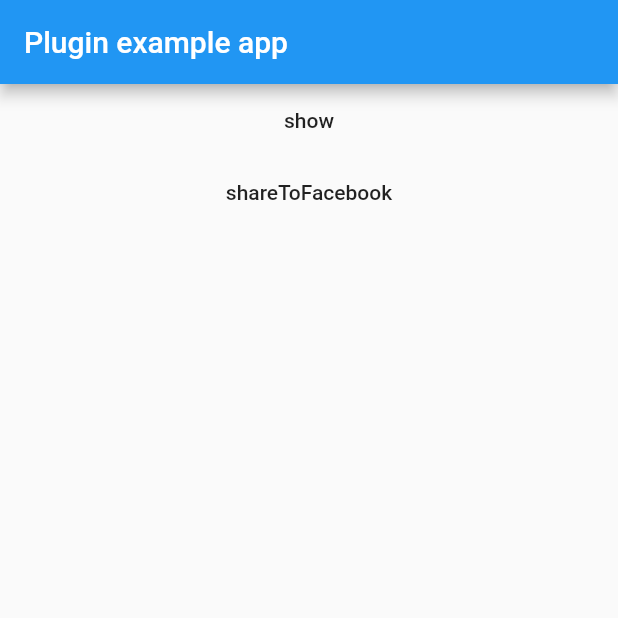
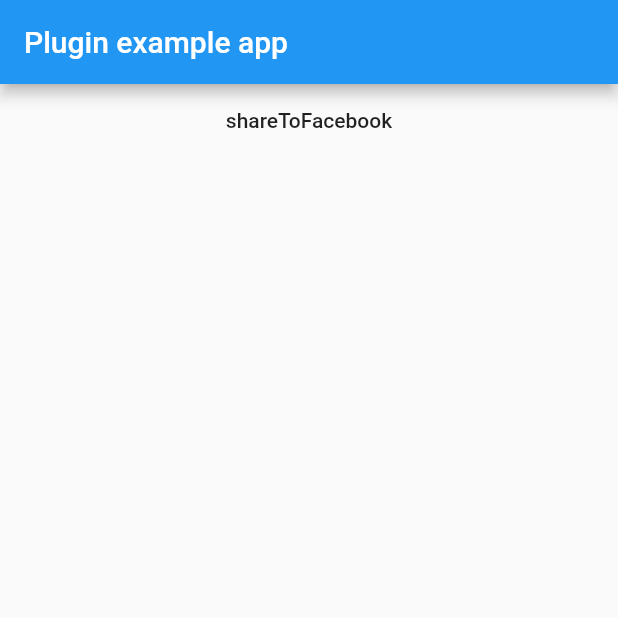
Before and after one commit to viroth-ty/vi_share, a Flutter app: the screen it shows after launch, on a phone screen of 412 x 824 dp, the top half of it. Run offline on Flutter 3.47's test engine with Material 2 defaults, Android fonts, the phone set to English and light mode, and no system bars.

```diff
--- a/example/lib/main.dart
+++ b/example/lib/main.dart
@@ -44,14 +44,6 @@ class _MyAppState extends State<MyApp> {
             Center(
               child: FlatButton(
                 onPressed: () {
-                  ViShare.showAlertDialog();
-                },
-                child: Text("show"),
-              ),
-            ),
-            Center(
-              child: FlatButton(
-                onPressed: () {
                   ViShare.shareToFacebook(
                     contentURL: "https://developers.facebook.com/docs/ios/getting-started/",
                     message: "Testing sharing"
```
Also changed, not shown: lib/vi_share.dart (+0 -8 lines).
